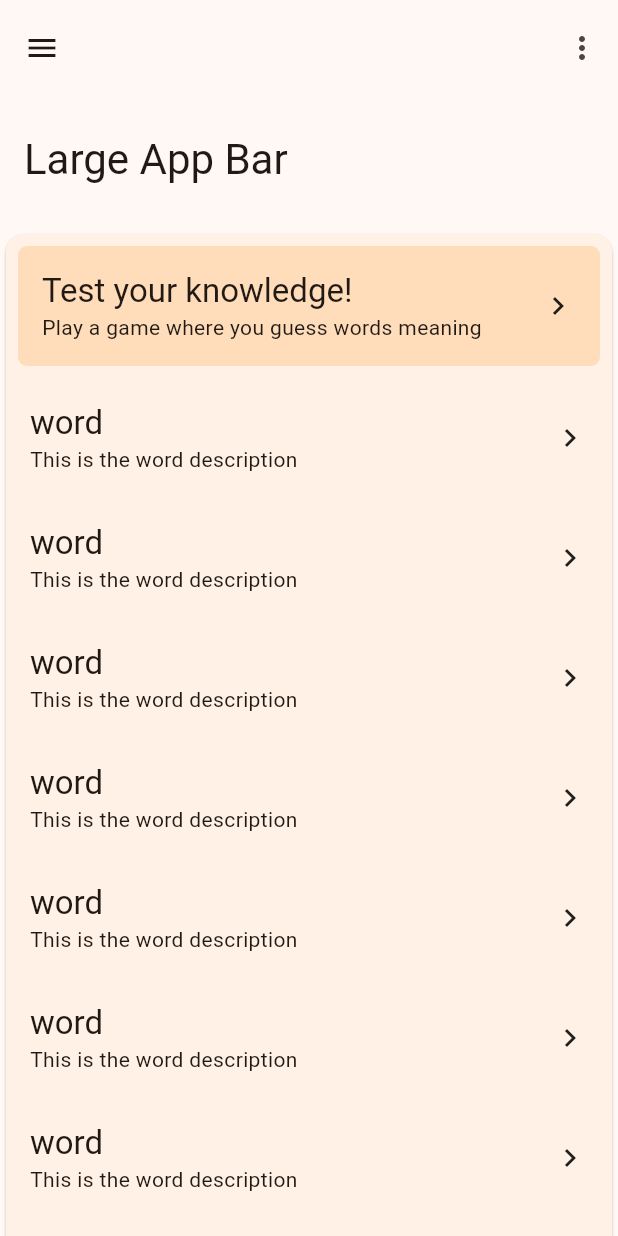
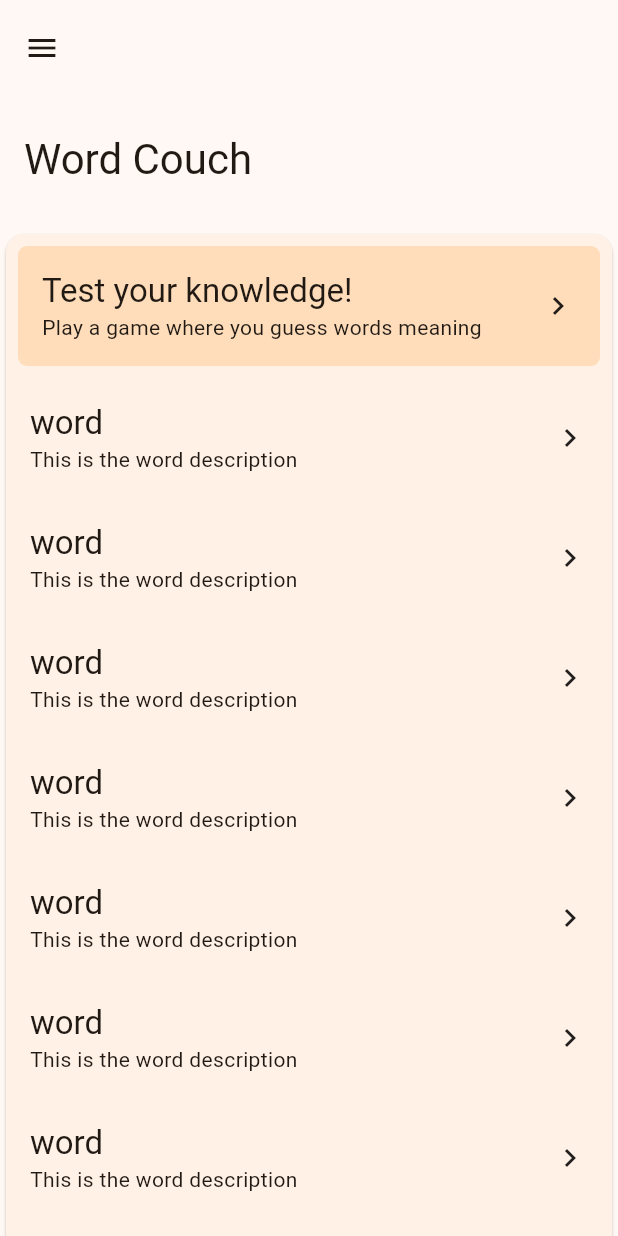
Before and after one commit to Sonya-Proskurina/word_couch, a Flutter app: the screen it shows after launch, on a phone screen of 412 x 824 dp. Run offline on Flutter 3.47's test engine with Material 2 defaults, Android fonts, the phone set to English and light mode, and no system bars; our stand-ins replace freezed_annotation.

Commit message:
fixed theme brightness function, removed actions in the top bar

```diff
--- a/lib/main.dart
+++ b/lib/main.dart
@@ -6,7 +6,8 @@ void main() async {
 
 class MyApp extends StatelessWidget {
   MyApp({super.key});
-  final theme = (Brightness brightness) => ThemeData(
+
+  ThemeData themeWithBrightness(Brightness brightness) => ThemeData(
       brightness: brightness,
       useMaterial3: true,
       colorSchemeSeed: Colors.orangeAccent);
@@ -16,18 +17,15 @@ class MyApp extends StatelessWidget {
     return MaterialApp(
       title: 'Flutter Demo',
       themeMode: ThemeMode.system,
-      darkTheme: theme(Brightness.dark),
-      theme: theme(Brightness.light),
+      darkTheme: themeWithBrightness(Brightness.dark),
+      theme: themeWithBrightness(Brightness.light),
       home: Material(
         child: CustomScrollView(
           slivers: <Widget>[
             SliverAppBar.large(
               leading:
                   IconButton(icon: const Icon(Icons.menu), onPressed: () {}),
-              title: const Text('Large App Bar'),
-              actions: <Widget>[
-                IconButton(icon: const Icon(Icons.more_vert), onPressed: () {}),
-              ],
+              title: const Text('Word Couch'),
             ),
             SliverToBoxAdapter(
               child: Card(
```
